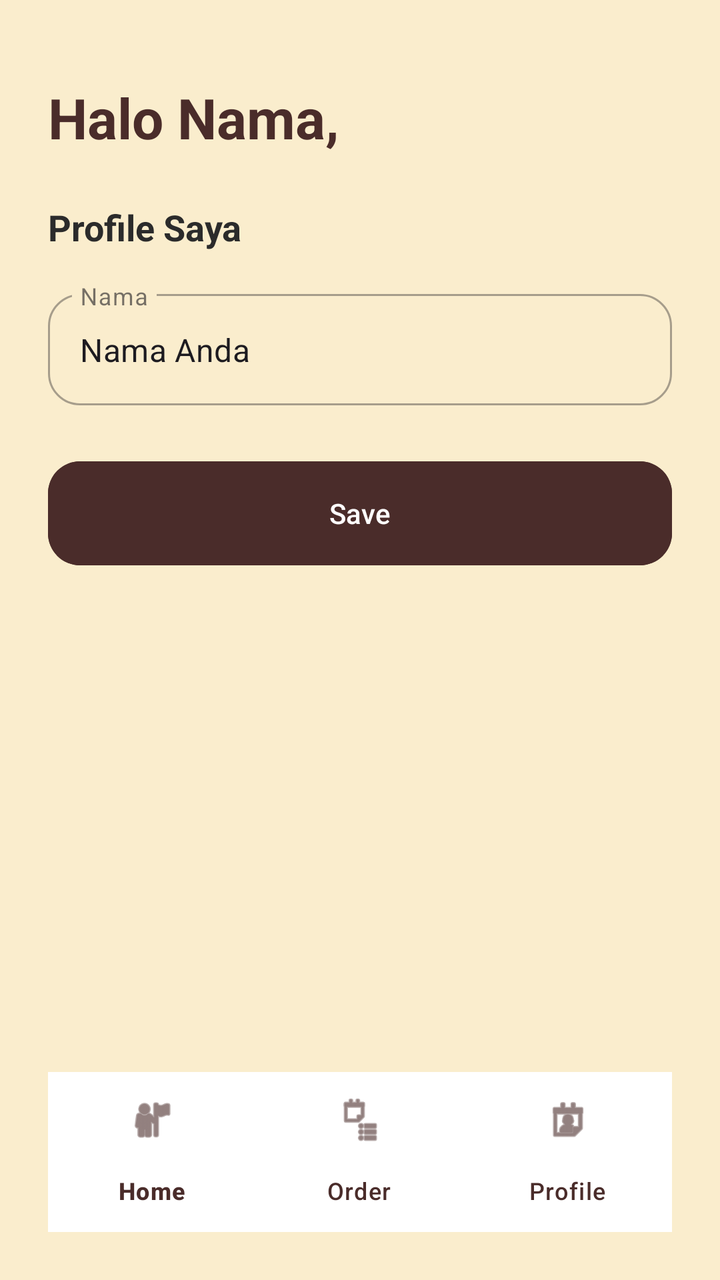
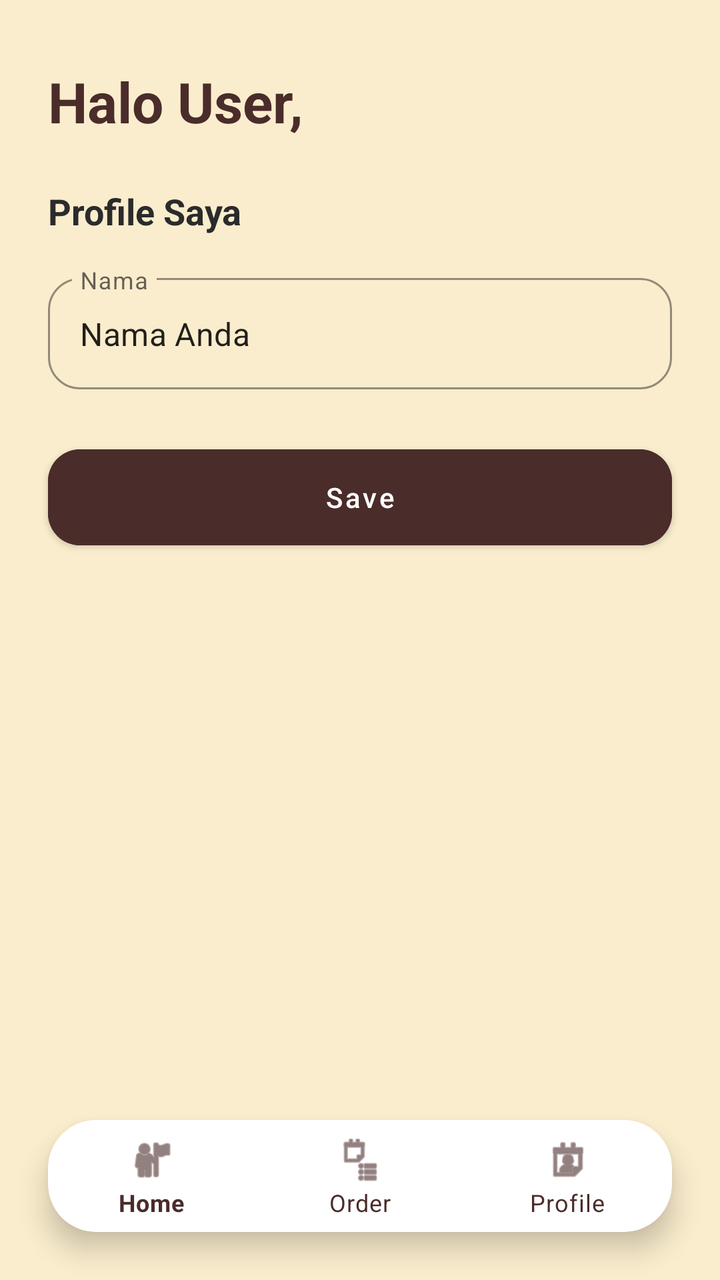

An Android layout rendered at two revisions. The XML below is the earlier revision; the diff shows what the commit changed to produce the second picture.
<!-- AndroidManifest.xml: application theme Theme.KopiDanNyemil -->
<!-- res/layout/activity_profile.xml -->
<?xml version="1.0" encoding="utf-8"?>
<androidx.constraintlayout.widget.ConstraintLayout xmlns:android="http://schemas.android.com/apk/res/android"
    xmlns:app="http://schemas.android.com/apk/res-auto"
    android:layout_width="match_parent"
    android:layout_height="match_parent"
    android:background="@color/background"
    android:padding="24dp">

    <TextView
        android:id="@+id/tvHeader"
        android:layout_width="wrap_content"
        android:layout_height="wrap_content"
        android:layout_marginTop="16dp"
        android:text="Halo Nama,"
        android:textColor="@color/primary"
        android:textSize="28sp"
        android:textStyle="bold"
        app:layout_constraintStart_toStartOf="parent"
        app:layout_constraintTop_toTopOf="parent" />

    <TextView
        android:id="@+id/tvTitle"
        android:layout_width="wrap_content"
        android:layout_height="wrap_content"
        android:layout_marginTop="24dp"
        android:text="Profile Saya"
        android:textColor="@color/text_primary"
        android:textSize="18sp"
        android:textStyle="bold"
        app:layout_constraintStart_toStartOf="parent"
        app:layout_constraintTop_toBottomOf="@+id/tvHeader" />

    <com.google.android.material.textfield.TextInputLayout
        android:id="@+id/tilNamaProfile"
        style="@style/Widget.MaterialComponents.TextInputLayout.OutlinedBox"
        android:layout_width="match_parent"
        android:layout_height="wrap_content"
        android:layout_marginTop="16dp"
        android:hint="Nama"
        app:boxCornerRadiusBottomEnd="16dp"
        app:boxCornerRadiusBottomStart="16dp"
        app:boxCornerRadiusTopEnd="16dp"
        app:boxCornerRadiusTopStart="16dp"
        app:layout_constraintTop_toBottomOf="@+id/tvTitle">

        <com.google.android.material.textfield.TextInputEditText
            android:layout_width="match_parent"
            android:layout_height="wrap_content"
            android:text="Nama Anda" />
    </com.google.android.material.textfield.TextInputLayout>

    <com.google.android.material.button.MaterialButton
        android:id="@+id/btnSave"
        android:layout_width="match_parent"
        android:layout_height="60dp"
        android:layout_marginTop="24dp"
        android:backgroundTint="@color/primary"
        android:text="Save"
        android:textAllCaps="false"
        app:cornerRadius="16dp"
        app:layout_constraintTop_toBottomOf="@+id/tilNamaProfile" />

    <com.google.android.material.bottomnavigation.BottomNavigationView
        android:id="@+id/bottomNavigationProfile"
        android:layout_width="match_parent"
        android:layout_height="wrap_content"
        android:background="@color/surface"
        app:itemIconTint="@color/primary"
        app:itemTextColor="@color/primary"
        app:layout_constraintBottom_toBottomOf="parent"
        app:layout_constraintEnd_toEndOf="parent"
        app:layout_constraintStart_toStartOf="parent"
        app:menu="@menu/bottom_nav_menu" />
</androidx.constraintlayout.widget.ConstraintLayout>
<!-- resources referenced by this layout -->
<resources>
  <color name="background">#FAEDCD</color>
  <color name="primary">#4A2C2A</color>
  <color name="surface">#FFFFFF</color>
  <color name="text_primary">#2B2B2B</color>
  <style name="Theme.KopiDanNyemil" parent="Base.Theme.KopiDanNyemil" />
  <style name="Base.Theme.KopiDanNyemil" parent="Theme.Material3.DayNight.NoActionBar">
          
          
      </style>
</resources>

<!-- the commit's change to res/layout/activity_profile.xml (unified diff, before → after) -->
@@ -1,17 +1,19 @@
 <?xml version="1.0" encoding="utf-8"?>
 <androidx.constraintlayout.widget.ConstraintLayout xmlns:android="http://schemas.android.com/apk/res/android"
     xmlns:app="http://schemas.android.com/apk/res-auto"
+    xmlns:tools="http://schemas.android.com/tools"
     android:layout_width="match_parent"
     android:layout_height="match_parent"
     android:background="@color/background"
-    android:padding="24dp">
+    tools:context=".activities.ProfileActivity">
 
     <TextView
         android:id="@+id/tvHeader"
         android:layout_width="wrap_content"
         android:layout_height="wrap_content"
-        android:layout_marginTop="16dp"
-        android:text="Halo Nama,"
+        android:layout_marginStart="24dp"
+        android:layout_marginTop="32dp"
+        android:text="Halo User,"
         android:textColor="@color/primary"
         android:textSize="28sp"
         android:textStyle="bold"
@@ -22,6 +24,7 @@
         android:id="@+id/tvTitle"
         android:layout_width="wrap_content"
         android:layout_height="wrap_content"
+        android:layout_marginStart="24dp"
         android:layout_marginTop="24dp"
         android:text="Profile Saya"
         android:textColor="@color/text_primary"
@@ -35,16 +38,20 @@
         style="@style/Widget.MaterialComponents.TextInputLayout.OutlinedBox"
         android:layout_width="match_parent"
         android:layout_height="wrap_content"
+        android:layout_marginHorizontal="24dp"
         android:layout_marginTop="16dp"
         android:hint="Nama"
         app:boxCornerRadiusBottomEnd="16dp"
         app:boxCornerRadiusBottomStart="16dp"
         app:boxCornerRadiusTopEnd="16dp"
         app:boxCornerRadiusTopStart="16dp"
+        app:boxStrokeColor="@color/primary"
+        app:hintTextColor="@color/text_secondary"
         app:layout_constraintTop_toBottomOf="@+id/tvTitle">
 
         <com.google.android.material.textfield.TextInputEditText
             android:layout_width="match_parent"
+            android:id="@+id/etNamaProfile"
             android:layout_height="wrap_content"
             android:text="Nama Anda" />
     </com.google.android.material.textfield.TextInputLayout>
@@ -53,6 +60,7 @@
         android:id="@+id/btnSave"
         android:layout_width="match_parent"
         android:layout_height="60dp"
+        android:layout_marginHorizontal="24dp"
         android:layout_marginTop="24dp"
         android:backgroundTint="@color/primary"
         android:text="Save"
@@ -60,15 +68,31 @@
         app:cornerRadius="16dp"
         app:layout_constraintTop_toBottomOf="@+id/tilNamaProfile" />
 
-    <com.google.android.material.bottomnavigation.BottomNavigationView
-        android:id="@+id/bottomNavigationProfile"
+    <com.google.android.material.card.MaterialCardView
+        android:id="@+id/navContainer"
         android:layout_width="match_parent"
         android:layout_height="wrap_content"
-        android:background="@color/surface"
-        app:itemIconTint="@color/primary"
-        app:itemTextColor="@color/primary"
+        android:layout_marginHorizontal="24dp"
+        android:layout_marginBottom="24dp"
+        app:cardBackgroundColor="@color/surface"
+        app:cardCornerRadius="24dp"
+        app:cardElevation="8dp"
         app:layout_constraintBottom_toBottomOf="parent"
         app:layout_constraintEnd_toEndOf="parent"
-        app:layout_constraintStart_toStartOf="parent"
-        app:menu="@menu/bottom_nav_menu" />
+        app:layout_constraintStart_toStartOf="parent">
+
+        <com.google.android.material.bottomnavigation.BottomNavigationView
+            android:id="@+id/bottomNavigation"
+            android:layout_width="match_parent"
+            android:layout_height="wrap_content"
+            android:background="@color/surface"
+            app:itemIconTint="@color/primary"
+            app:itemTextColor="@color/primary"
+            app:layout_constraintBottom_toBottomOf="parent"
+            app:layout_constraintEnd_toEndOf="parent"
+            app:layout_constraintStart_toStartOf="parent"
+            app:menu="@menu/bottom_nav_menu" />
+
+    </com.google.android.material.card.MaterialCardView>
+
 </androidx.constraintlayout.widget.ConstraintLayout>
<!-- resource entries referenced after the edit -->
@@ -4,10 +4,26 @@
   <color name="primary">#4A2C2A</color>
   <color name="surface">#FFFFFF</color>
   <color name="text_primary">#2B2B2B</color>
+  <color name="text_secondary">#7A7A7A</color>
   <style name="Theme.KopiDanNyemil" parent="Base.Theme.KopiDanNyemil" />
-  <style name="Base.Theme.KopiDanNyemil" parent="Theme.Material3.DayNight.NoActionBar">
+  <style name="Base.Theme.KopiDanNyemil" parent="Theme.MaterialComponents.DayNight.NoActionBar">
+  
           
+          <item name="colorPrimary">@color/primary</item>
+          <item name="colorPrimaryVariant">@color/primary</item>
+          <item name="colorOnPrimary">@color/white</item>
+  
+          <item name="colorSecondary">@color/secondary</item>
+          <item name="colorSecondaryVariant">@color/secondary</item>
+          <item name="colorOnSecondary">@color/primary</item>
+  
           
+          <item name="android:statusBarColor">@color/background</item>
+          <item name="android:windowLightStatusBar">true</item>
+  
+          <item name="android:textColorHint">@color/text_secondary</item>
       </style>
+  <color name="white">#FFFFFF</color>
+  <color name="secondary">#D4A373</color>
 </resources>
 
